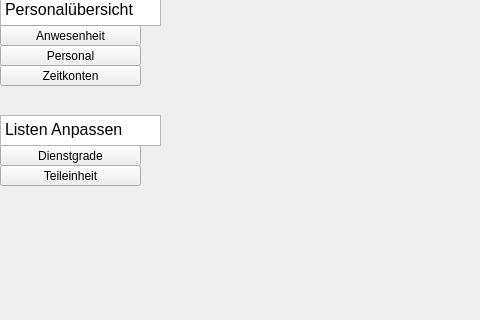
Chrizze32/Personalprinz, file Projektordner/ui/MainWindow.ui: the form before one commit; both pictures show x 0 to 480 and y 125 to 445 of the 1089 by 744 pixel window.
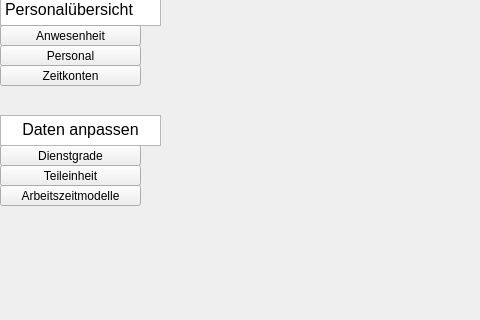
The form after the commit.

```diff
--- a/Projektordner/ui/MainWindow.ui
+++ b/Projektordner/ui/MainWindow.ui
@@ -136,7 +136,20 @@
 li.unchecked::marker { content: &quot;\2610&quot;; }
 li.checked::marker { content: &quot;\2612&quot;; }
 &lt;/style&gt;&lt;/head&gt;&lt;body style=&quot; font-family:'Segoe UI'; font-size:9pt; font-weight:400; font-style:normal;&quot;&gt;
-&lt;p style=&quot; margin-top:0px; margin-bottom:0px; margin-left:0px; margin-right:0px; -qt-block-indent:0; text-indent:0px;&quot;&gt;&lt;span style=&quot; font-size:12pt;&quot;&gt;Listen Anpassen&lt;/span&gt;&lt;/p&gt;&lt;/body&gt;&lt;/html&gt;</string>
+&lt;p align=&quot;center&quot; style=&quot; margin-top:0px; margin-bottom:0px; margin-left:0px; margin-right:0px; -qt-block-indent:0; text-indent:0px;&quot;&gt;&lt;span style=&quot; font-size:12pt;&quot;&gt;Daten anpassen&lt;/span&gt;&lt;/p&gt;&lt;/body&gt;&lt;/html&gt;</string>
+    </property>
+   </widget>
+   <widget class="QPushButton" name="btnEdit_7">
+    <property name="geometry">
+     <rect>
+      <x>0</x>
+      <y>310</y>
+      <width>141</width>
+      <height>21</height>
+     </rect>
+    </property>
+    <property name="text">
+     <string>Arbeitszeitmodelle</string>
     </property>
    </widget>
   </widget>
```
